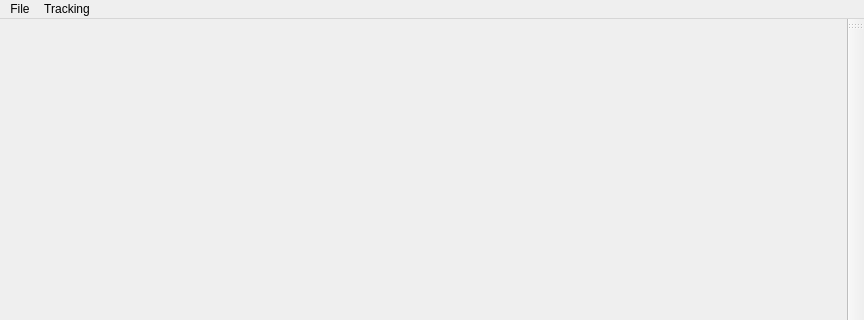
Qt form resource/main_window.ui (fanxiaochen/BloomingFlowers) before a commit; both pictures show x 0 to 864 and y 0 to 320 of the 864 by 649 pixel window.
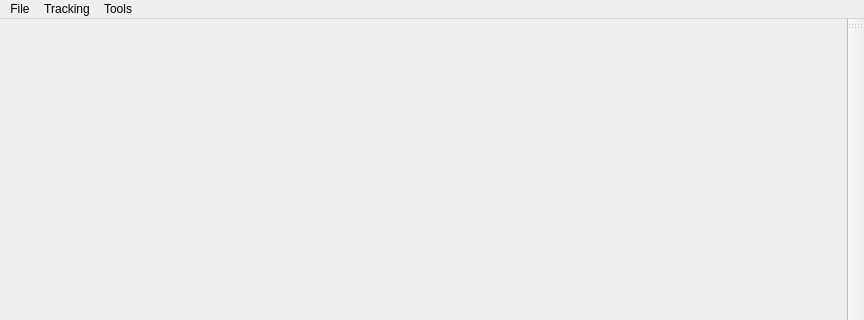
The same form after that commit.

Diff of the .ui file:
```diff
--- a/resource/main_window.ui
+++ b/resource/main_window.ui
@@ -59,8 +59,15 @@
     <addaction name="actionWEMARAP"/>
     <addaction name="actionLBSARAP"/>
    </widget>
+   <widget class="QMenu" name="menuTools">
+    <property name="title">
+     <string>Tools</string>
+    </property>
+    <addaction name="actionTipDetection"/>
+   </widget>
    <addaction name="menuFile"/>
    <addaction name="menuTracking"/>
+   <addaction name="menuTools"/>
   </widget>
   <widget class="QStatusBar" name="statusBar"/>
   <widget class="QToolBar" name="toolBar">
```
Left out of the diff: 12 changed lines with no effect on the pictures.
